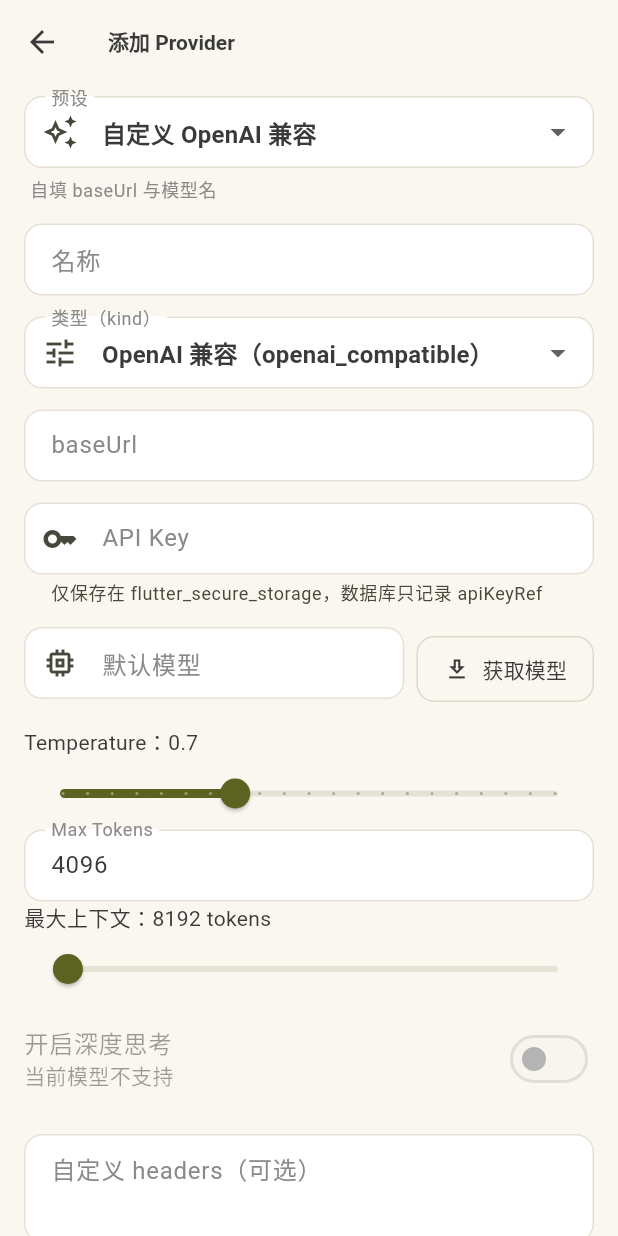
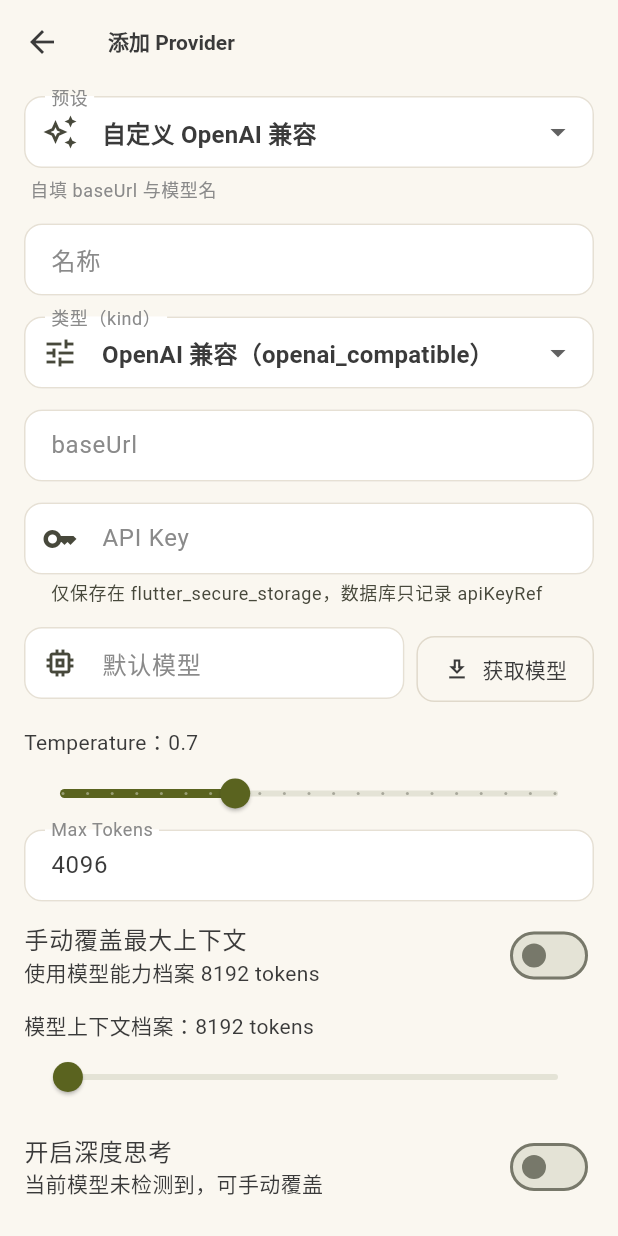
Before and after one commit to lutqiu1121-cpu/cup-memo, a Flutter app: the ProviderFormPage screen opened directly, on a phone screen of 412 x 824 dp. Run offline on Flutter 3.47's test engine with Material 3 defaults, Android fonts, the phone set to English and light mode, and no system bars; our stand-ins replace dio, flutter_markdown, flutter_riverpod, flutter_secure_storage, shared_preferences; missing offline and left inert: dart_agent_core, liquid_glass_widgets, markdown, sqlite3; accounts and stored records are empty.

Commit message:
fix: harden drawer, dark glass theme and model capability overrides

```diff
--- a/lib/features/settings/provider_form_page.dart
+++ b/lib/features/settings/provider_form_page.dart
@@ -45,6 +45,9 @@ class _ProviderFormPageState extends ConsumerState<ProviderFormPage> {
   bool _thinking = false;
   String _thinkingLevel = 'medium';
   double _thinkingBudget = 4096;
+  bool _manualContext = false;
+  bool _manualThinking = false;
+  int _contextOverride = 8192;
 
   @override
   void initState() {
@@ -62,6 +65,10 @@ class _ProviderFormPageState extends ConsumerState<ProviderFormPage> {
       _thinking = existing.modelParameters['thinking_enabled'] == true;
       _thinkingLevel = existing.modelParameters['thinking_level']?.toString() ?? 'medium';
       _thinkingBudget = (existing.modelParameters['thinking_budget'] as num?)?.toDouble() ?? 4096;
+      _manualContext = existing.modelParameters['context_override'] is num;
+      _contextOverride = (existing.modelParameters['context_override'] as num?)?.toInt() ?? 8192;
+      _manualThinking = existing.modelParameters['thinking_override'] is bool;
+      if (_manualThinking) _thinking = existing.modelParameters['thinking_override'] == true;
       _preset = ProviderPresets.all.firstWhere(
         (ProviderPreset preset) => preset.kind == existing.kind &&
             preset.baseUrl == existing.baseUrl,
@@ -209,6 +216,8 @@ class _ProviderFormPageState extends ConsumerState<ProviderFormPage> {
         'temperature': _temperature,
         'max_tokens': _maxTokens,
         'context_tokens': _capabilities.maxContextTokens,
+        if (_manualContext) 'context_override': _contextOverride,
+        if (_manualThinking) 'thinking_override': _thinking,
         'thinking_enabled': _thinking,
         if (_thinking) 'thinking_level': _thinkingLevel,
         if (_thinking) 'thinking_budget': _thinkingBudget.toInt(),
@@ -369,9 +378,12 @@ class _ProviderFormPageState extends ConsumerState<ProviderFormPage> {
             Text('Temperature：${_temperature.toStringAsFixed(1)}'),
             Slider(value: _temperature, min: 0, max: 2, divisions: 20, onChanged: (double value) => setState(() => _temperature = value)),
             TextField(controller: TextEditingController(text: _maxTokens.toString()), keyboardType: TextInputType.number, decoration: const InputDecoration(labelText: 'Max Tokens'), onSubmitted: (String value) { final parsed = int.tryParse(value); if (parsed != null) setState(() => _maxTokens = parsed.clamp(1, _capabilities.maxContextTokens)); }),
-            Text('最大上下文：${_capabilities.maxContextTokens} tokens'),
-            Slider(value: _capabilities.maxContextTokens.toDouble().clamp(1024, 1000000), min: 1024, max: 1000000, divisions: 100, onChanged: (double value) => setState(() => _capabilities = _capabilities.copyWith(maxContextTokens: value.toInt()))),
-            SwitchListTile(contentPadding: EdgeInsets.zero, title: const Text('开启深度思考'), subtitle: Text(_capabilities.supportsThinking ? '当前模型支持' : '当前模型不支持'), value: _thinking, onChanged: _capabilities.supportsThinking ? (bool value) => setState(() => _thinking = value) : null),
+            SwitchListTile(contentPadding: EdgeInsets.zero, title: const Text('手动覆盖最大上下文'), subtitle: Text(_manualContext ? '使用自定义上限 $_contextOverride tokens' : '使用模型能力档案 ${_capabilities.maxContextTokens} tokens'), value: _manualContext, onChanged: (bool value) => setState(() => _manualContext = value)),
+            if (_manualContext)
+              TextField(keyboardType: TextInputType.number, controller: TextEditingController(text: _contextOverride.toString()), decoration: const InputDecoration(labelText: '最大上下文 tokens'), onSubmitted: (String value) { final parsed = int.tryParse(value); if (parsed != null) setState(() => _contextOverride = parsed.clamp(1024, 1000000)); }),
+            Text('模型上下文档案：${_capabilities.maxContextTokens} tokens'),
+            Slider(value: (_manualContext ? _contextOverride : _capabilities.maxContextTokens).toDouble().clamp(1024, 1000000), min: 1024, max: 1000000, divisions: 100, onChanged: (double value) => setState(() { _contextOverride = value.toInt(); _manualContext = true; })),
+            SwitchListTile(contentPadding: EdgeInsets.zero, title: const Text('开启深度思考'), subtitle: Text(_capabilities.supportsThinking ? '当前模型支持' : '当前模型未检测到，可手动覆盖'), value: _thinking, onChanged: (bool value) => setState(() { _thinking = value; _manualThinking = true; })),
             if (_thinking && _capabilities.supportsThinkingLevels)
               DropdownButtonFormField<String>(initialValue: _capabilities.thinkingLevels.contains(_thinkingLevel) ? _thinkingLevel : _capabilities.thinkingLevels.first, decoration: const InputDecoration(labelText: '思考等级'), items: _capabilities.thinkingLevels.map((String value) => DropdownMenuItem<String>(value: value, child: Text(value))).toList(), onChanged: (String? value) { if (value != null) setState(() => _thinkingLevel = value); }),
             if (_thinking && _capabilities.supportsThinkingBudget) ...<Widget>[
```
Also changed, not shown: lib/app.dart (+7 -1 lines), lib/core/theme/app_theme.dart (+11 -10 lines), lib/features/chat/chat_page.dart (+9 -3 lines).
